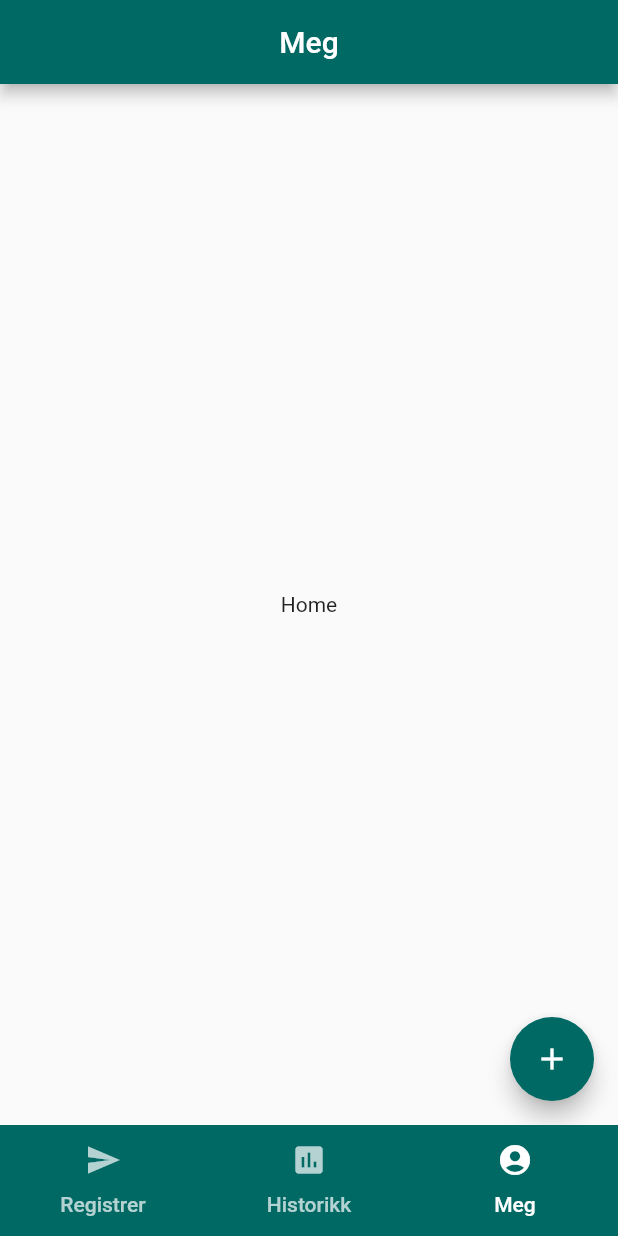
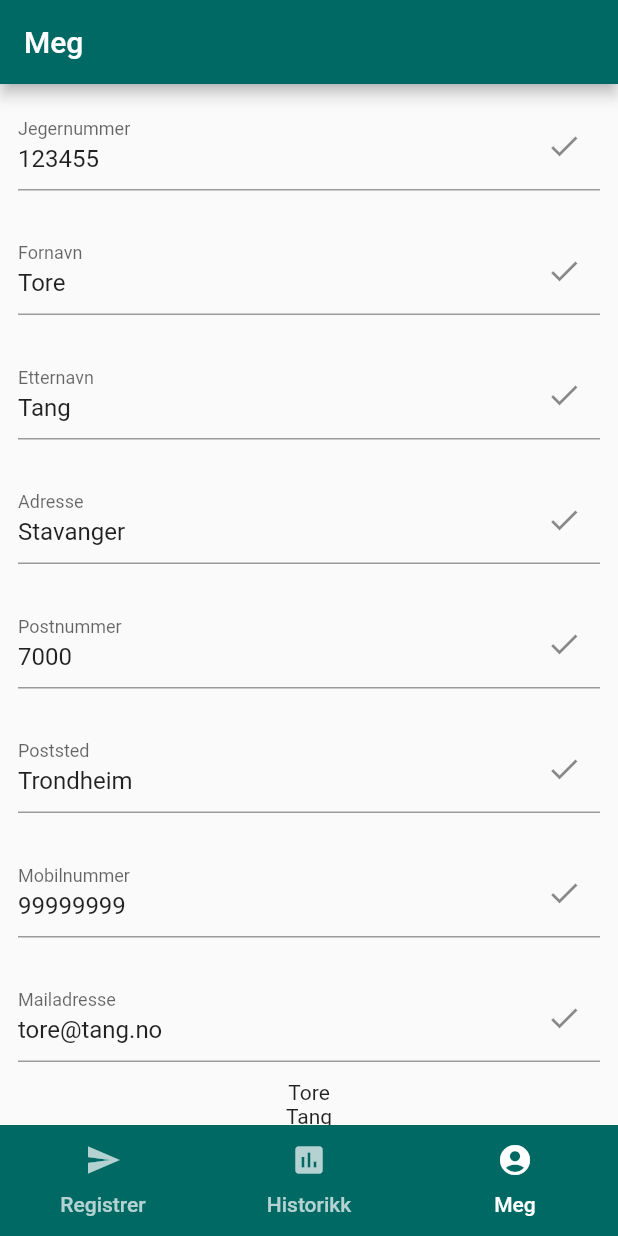
Before and after one commit to magnusgeriksson/gasejakt, a Flutter app: the screen it shows after launch, item 3 of the bottom bar chosen, on a phone screen of 412 x 824 dp. Run offline on Flutter 3.47's test engine with Material 2 defaults, Android fonts, the light colour scheme and no system bars; our stand-ins replace get_it; statements that could not run were skipped.

Commit message:
WIP profilescreen

```diff
--- a/lib/main.dart
+++ b/lib/main.dart
@@ -34,7 +34,7 @@ class GoosehuntApp extends StatelessWidget {
       children: [
         RegisterScreen(),
         HistoryScreen(title: 'Historikk'),
-        ProfileScreen(title: "Meg")
+        ProfileScreen()
       ],
     );
 
--- a/lib/services/service_locator.dart
+++ b/lib/services/service_locator.dart
@@ -1,3 +1,4 @@
+import 'package:gasejakt/business_logic/view_models/profile_viewmodel.dart';
 import 'package:gasejakt/business_logic/view_models/register_viewmodel.dart';
 import 'package:gasejakt/services/goosehunt/goosehunt_service.dart';
 import 'package:gasejakt/services/goosehunt/goosehunt_service_fake.dart';
@@ -13,4 +14,6 @@ void setupServiceLocator() {
   //Viewmodels
   serviceLocator
       .registerLazySingleton<RegisterViewModel>(() => RegisterViewModel());
+  serviceLocator
+      .registerLazySingleton<ProfileViewmodel>(() => ProfileViewmodel());
 }
--- a/lib/ui/screens/profile_screen.dart
+++ b/lib/ui/screens/profile_screen.dart
@@ -1,58 +1,128 @@
 import 'package:flutter/material.dart';
+import 'package:flutter/services.dart';
+import 'package:gasejakt/business_logic/view_models/profile_viewmodel.dart';
+import 'package:gasejakt/services/service_locator.dart';
+import 'package:gasejakt/ui/widgets/MDTextFormField.dart';
+import 'package:provider/provider.dart';
 
 class ProfileScreen extends StatefulWidget {
-  ProfileScreen({Key key, this.title}) : super(key: key);
-
-  // This widget is the home page of your application. It is stateful, meaning
-  // that it has a State object (defined below) that contains fields that affect
-  // how it looks.
-
-  // This class is the configuration for the state. It holds the values (in this
-  // case the title) provided by the parent (in this case the App widget) and
-  // used by the build method of the State. Fields in a Widget subclass are
-  // always marked "final".
-
-  final String title;
+  ProfileScreen({Key key}) : super(key: key);
 
   @override
   _ProfileScreenState createState() => _ProfileScreenState();
 }
 
 class _ProfileScreenState extends State<ProfileScreen> {
-  int _counter = 0;
+  ProfileViewmodel viewmodel = serviceLocator<ProfileViewmodel>();
+  final _formKey = GlobalKey<FormState>();
+  var isLoading = true;
 
-  void _incrementCounter() {
-    setState(() {
-      // This call to setState tells the Flutter framework that something has
-      // changed in this State, which causes it to rerun the build method below
-      // so that the display can reflect the updated values. If we changed
-      // _counter without calling setState(), then the build method would not be
-      // called again, and so nothing would appear to happen.
-      _counter++;
+  @override
+  void initState() {
+    viewmodel.loadData().whenComplete(() {
+      setState(() {
+        isLoading = false;
+      });
     });
+    super.initState();
   }
 
   @override
   Widget build(BuildContext context) {
-    // This method is rerun every time setState is called, for instance as done
-    // by the _incrementCounter method above.
-    //
-    // The Flutter framework has been optimized to make rerunning build methods
-    // fast, so that you can just rebuild anything that needs updating rather
-    // than having to individually change instances of widgets.
-    return Scaffold(
-      appBar: AppBar(
-        // Here we take the value from the MyHomePage object that was created by
-        // the App.build method, and use it to set our appbar title.
-        title: Text(widget?.title),
-        centerTitle: true,
-      ),
-      body: Center(child: Text("Home")),
-      floatingActionButton: FloatingActionButton(
-        onPressed: _incrementCounter,
-        tooltip: 'Increment',
-        child: Icon(Icons.add),
-      ), // This trailing comma makes auto-formatting nicer for build methods.
-    );
+    if (isLoading) {
+      return CircularProgressIndicator();
+    }
+    return ChangeNotifierProvider<ProfileViewmodel>.value(
+        value: viewmodel,
+        child: Consumer<ProfileViewmodel>(
+          builder: (context, vm, child) => Scaffold(
+            appBar: AppBar(
+              title: Text("Meg"),
+            ),
+            body: Form(
+              child: Column(
+                mainAxisAlignment: MainAxisAlignment.center,
+                children: [
+                  MDTextFormField(
+                    initialValue: vm.hunter.hunterNumber ?? "HRRR",
+                    onChanged: (value) => viewmodel.setHuntingNumber(value),
+                    label: "Jegernummer",
+                    validatorText: "Kan ikke være tomt",
+                    formKey: _formKey,
+                    keyboardType: TextInputType.number,
+                    inputFormatters: [FilteringTextInputFormatter.digitsOnly],
+                  ),
+                  MDTextFormField(
+                    initialValue: vm.hunter.firstName,
+                    label: "Fornavn",
+                    keyboardType: TextInputType.text,
+                    validatorText: "Kan ikke være tomt",
+                    formKey: _formKey,
+                    onChanged: (value) => vm.setFirstName(value),
+                  ),
+                  MDTextFormField(
+                    initialValue: vm.hunter.lastName,
+                    label: "Etternavn",
+                    keyboardType: TextInputType.text,
+                    validatorText: "Kan ikke være tomt",
+                    formKey: _formKey,
+                    onChanged: (value) => vm.setLastName(value),
+                  ),
+                  MDTextFormField(
+                    initialValue: vm.hunter.address,
+                    label: "Adresse",
+                    keyboardType: TextInputType.text,
+                    validatorText: "Kan ikke være tomt",
+                    formKey: _formKey,
+                    onChanged: (value) => vm.setAddress(value),
+                  ),
+                  MDTextFormField(
+                    initialValue: vm.hunter.postalCode,
+                    label: "Postnummer",
+                    keyboardType: TextInputType.number,
+                    inputFormatters: [FilteringTextInputFormatter.digitsOnly],
+                    validatorText: "Kan ikke være tomt",
+                    formKey: _formKey,
+                    onChanged: (value) => vm.setPostalCode(value),
+                  ),
+                  MDTextFormField(
+                    initialValue: vm.hunter.postalAddress,
+                    label: "Poststed",
+                    keyboardType: TextInputType.text,
+                    validatorText: "Kan ikke være tomt",
+                    formKey: _formKey,
+                    onChanged: (value) => vm.setPostalAddress(value),
+                  ),
+                  MDTextFormField(
+                    initialValue: vm.hunter.phoneNumber,
+                    label: "Mobilnummer",
+                    keyboardType: TextInputType.number,
+                    inputFormatters: [FilteringTextInputFormatter.digitsOnly],
+                    validatorText: "Kan ikke være tomt",
+                    formKey: _formKey,
+                    onChanged: (value) => vm.setPhoneNumber(value),
+                  ),
+                  MDTextFormField(
+                    initialValue: vm.hunter.mailAddress,
+                    label: "Mailadresse",
+                    keyboardType: TextInputType.number,
+                    inputFormatters: [FilteringTextInputFormatter.digitsOnly],
+                    validatorText: "Kan ikke være tomt",
+                    formKey: _formKey,
+                    onChanged: (value) => vm.setMailAddress(value),
+                  ),
+                  Text(vm.hunter.firstName),
+                  Text(vm.hunter.lastName),
+                  Text(vm.hunter.hunterNumber),
+                  Text(vm.hunter.address),
+                  Text(vm.hunter.postalCode),
+                  Text(vm.hunter.postalAddress),
+                  Text(vm.hunter.phoneNumber),
+                  Text(vm.hunter.mailAddress),
+                ],
+              ),
+            ),
+          ),
+        ));
   }
 }
--- a/lib/ui/screens/register_screen.dart
+++ b/lib/ui/screens/register_screen.dart
@@ -64,13 +64,13 @@ class _RegisterState extends State<RegisterScreen> {
                 ],
               ),
               MDTextFormField(
-                controller: _jegerNummerController,
+                // controller: _jegerNummerController,
                 formKey: _formKey,
                 label: "Jegernummer",
                 validatorText: "Kan ikke være tom",
               ),
               MDTextFormField(
-                controller: _antallJegereController,
+                // controller: _antallJegereController,
                 formKey: _formKey,
                 label: "Antall jegere",
                 validatorText: "Kan ikke være tom",
--- a/lib/ui/widgets/MDTextFormField.dart
+++ b/lib/ui/widgets/MDTextFormField.dart
@@ -1,15 +1,26 @@
 import 'package:flutter/cupertino.dart';
 import 'package:flutter/material.dart';
+import 'package:flutter/services.dart';
 
 class MDTextFormField extends StatefulWidget {
-  final TextEditingController controller;
+  // final TextEditingController controller;
   final GlobalKey<FormState> formKey;
   final String label;
   final String validatorText;
-
-  const MDTextFormField(
-      {Key key, this.controller, this.formKey, this.label, this.validatorText})
-      : super(key: key);
+  final ValueChanged<String> onChanged;
+  final String initialValue;
+  final List<TextInputFormatter> inputFormatters;
+  final TextInputType keyboardType;
+  const MDTextFormField({
+    Key key,
+    this.formKey,
+    this.label,
+    this.validatorText,
+    this.onChanged,
+    this.initialValue,
+    this.keyboardType,
+    this.inputFormatters,
+  }) : super(key: key);
 
   @override
   _MDTextFormFieldState createState() => _MDTextFormFieldState();
@@ -17,25 +28,45 @@ class MDTextFormField extends StatefulWidget {
 
 class _MDTextFormFieldState extends State<MDTextFormField> {
   final _formFieldKey = GlobalKey<FormFieldState>();
-  var isValidated = false;
+  final _controller = new TextEditingController();
+  bool isValidated;
+
+  @override
+  void initState() {
+    super.initState();
+    _controller.text = widget.initialValue;
+    _controller.addListener(() {
+      widget.onChanged(_controller.text);
+    });
+    isValidated =
+        widget.initialValue != null && widget.initialValue != "" ? true : false;
+  }
+
+  @override
+  void dispose() {
+    _controller.dispose();
+    super.dispose();
+  }
 
   @override
   Widget build(BuildContext context) {
     void toggleValidated() {
       setState(() {
-        isValidated = _formFieldKey?.currentState?.validate() ??
-            false || widget?.formKey?.currentState?.validate() ??
-            false;
+        isValidated = (_formFieldKey?.currentState?.validate() ?? false) ||
+            (widget?.formKey?.currentState?.validate() ?? false);
       });
     }
 
-    return Container(
+    return Padding(
+      padding: const EdgeInsets.all(12.0),
+      child: Container(
           // color: Colors.orange,
           // ...
           child: TextFormField(
         key: _formFieldKey,
-          keyboardType: TextInputType.text,
-          controller: widget.controller,
+        keyboardType: widget.keyboardType ?? TextInputType.text,
+        controller: _controller,
+        inputFormatters: widget.inputFormatters,
         decoration: InputDecoration(
             labelText: widget.label,
             suffixIcon: isValidated ? Icon(Icons.done) : Icon(Icons.error),
@@ -51,6 +82,7 @@ class _MDTextFormFieldState extends State<MDTextFormField> {
         onChanged: (text) {
           toggleValidated();
         },
-        ));
+      )),
+    );
   }
 }
```
Also changed, not shown: lib/business_logic/view_models/profile_viewmodel.dart (+52 -1 lines). Lines whose indentation alone changed are shown as unchanged.
